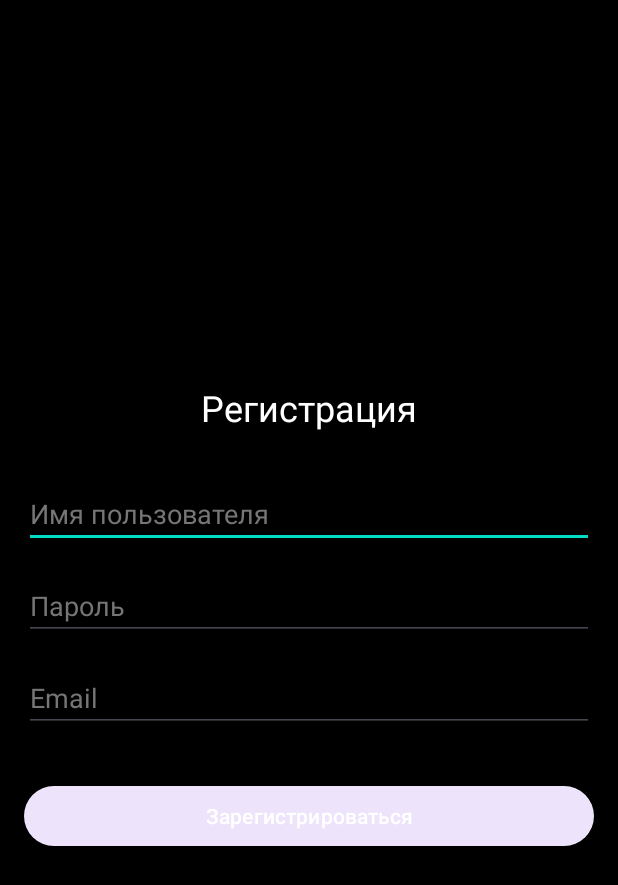
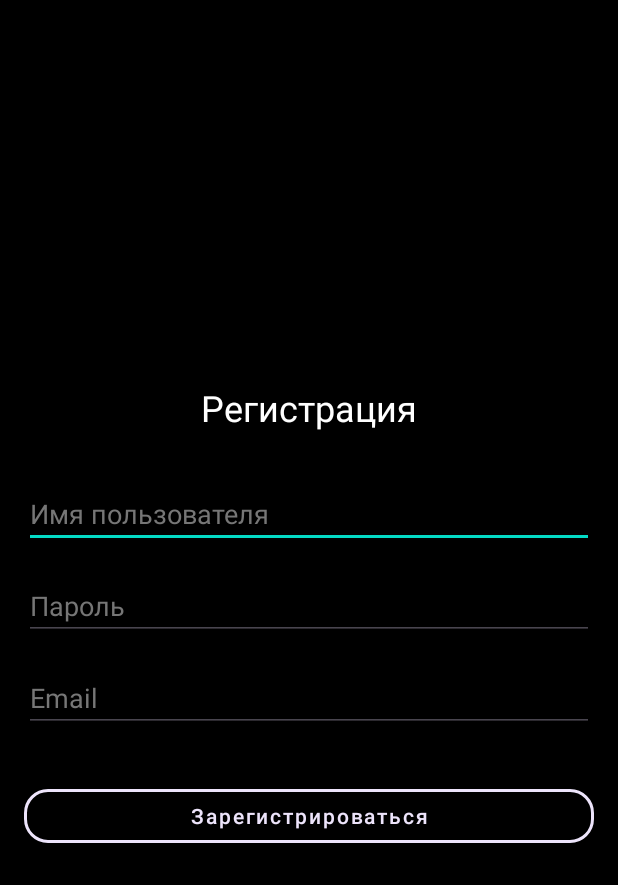
Before and after one commit to ryzhenkahvh/MTS-Hackaton, an Android app: the RegisterActivity screen opened directly, with no data from a screen before it, on a phone screen of 412 x 824 dp. Shown: the top 885 px of the screen. Run offline under Robolectric (Android 15) with nearby library versions, the phone set to English and light mode, and no system bars; our stand-ins replace CircleImageView.

Commit message:
New design for buttons log/reg

```diff
--- a/app/src/main/res/layout/activity_login.xml
+++ b/app/src/main/res/layout/activity_login.xml
@@ -36,13 +36,12 @@
         android:textColorHint="@color/colorPrimaryDark"
         android:textColor="@color/colorWhite"/>
 
-    <Button
+    <com.google.android.material.button.MaterialButton
         android:id="@+id/loginButton"
         android:layout_width="match_parent"
         android:layout_height="wrap_content"
         android:text="Войти"
-        android:layout_marginBottom="16dp"
-        android:textColor="@color/colorWhite"/>
+        style="@style/RegisterButtonStyle"/>
 
     <TextView
         android:id="@+id/registerLink"
--- a/app/src/main/res/layout/activity_register.xml
+++ b/app/src/main/res/layout/activity_register.xml
@@ -45,11 +45,11 @@
         android:textColorHint="@color/colorPrimaryDark"
         android:textColor="@color/colorWhite"/>
 
-    <Button
+    <com.google.android.material.button.MaterialButton
         android:id="@+id/registerButton"
         android:layout_width="match_parent"
         android:layout_height="wrap_content"
         android:text="Зарегистрироваться"
-        android:textColor="@color/colorWhite"/>
+        style="@style/RegisterButtonStyle"/>
 
 </LinearLayout>
--- a/app/src/main/res/values/styles.xml
+++ b/app/src/main/res/values/styles.xml
@@ -23,4 +23,18 @@
         <item name="android:textColor">@color/colorWhite</item>
         <item name="rippleColor">@color/colorPrimary</item>
     </style>
+
+    <style name="LoginButtonStyle" parent="Widget.MaterialComponents.Button">
+        <item name="backgroundTint">@color/colorPrimary</item>
+        <item name="android:textColor">@color/colorWhite</item>
+        <item name="cornerRadius">16dp</item>
+    </style>
+
+    <style name="RegisterButtonStyle" parent="Widget.MaterialComponents.Button.OutlinedButton">
+        <item name="backgroundTint">@android:color/transparent</item>
+        <item name="android:textColor">@color/colorPrimary</item>
+        <item name="strokeColor">@color/colorPrimary</item>
+        <item name="strokeWidth">2dp</item>
+        <item name="cornerRadius">16dp</item>
+    </style>
 </resources>
```
